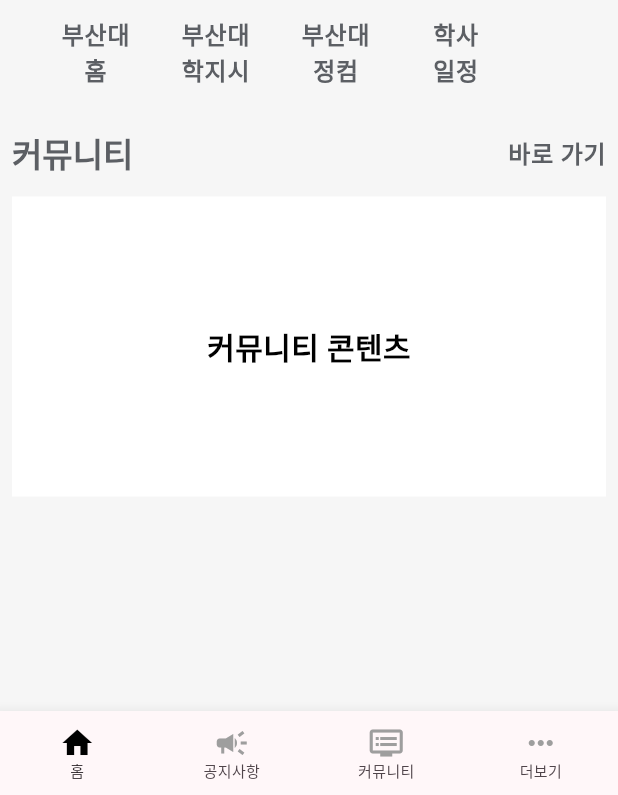
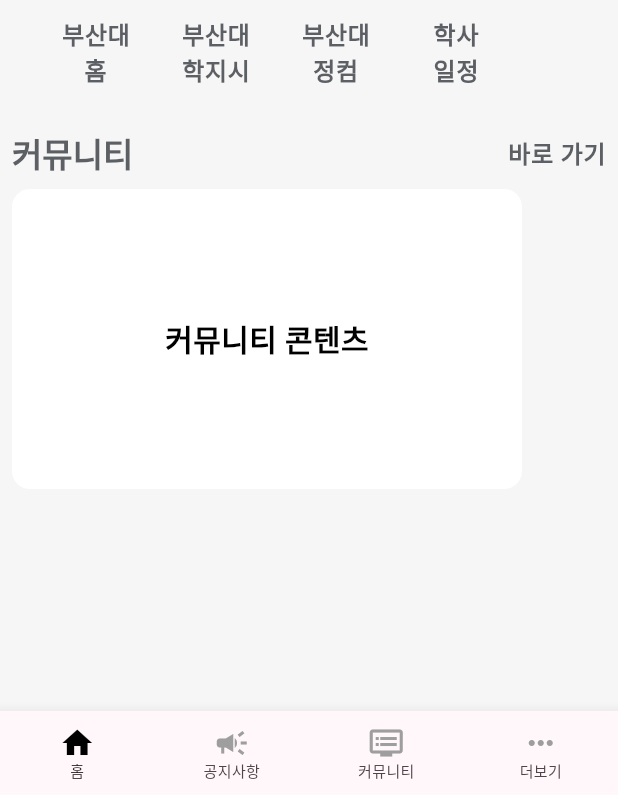
Before and after one commit to untoc-camp/loopy_friends, a Flutter app: the MainPageVIew screen opened by its route, on a phone screen of 412 x 824 dp, the part 441-1236 px from its top. Run offline on Flutter 3.47's test engine with Material 3 defaults, Android fonts, the phone set to English and light mode, and no system bars; our stand-ins replace get; network calls fail; Roboto replaces fonts that are missing (Nanum Gothic).

Commit message:
Untoc 발표 완료

```diff
--- a/lib/view/main_page_view.dart
+++ b/lib/view/main_page_view.dart
@@ -116,6 +116,8 @@ class MainPageVIew extends StatelessWidget {
             SizedBox(
               height: 15,
             ),
+            Row(
+              children: [
                 Wrap(
                   spacing: 30,
                   children: [
@@ -148,6 +150,8 @@ class MainPageVIew extends StatelessWidget {
                     ),
                   ],
                 ),
+              ],
+            ),
             SizedBox(
               height: 30,
             ),
@@ -169,11 +173,14 @@ class MainPageVIew extends StatelessWidget {
                 )
               ],
             ),
-            SizedBox(height: 15),
+            SizedBox(height: 10),
             Container(
               height: 200,
-              width: double.infinity,
+              width: 340,
+              decoration: BoxDecoration(
                 color: Colors.white,
+                borderRadius: BorderRadius.circular(12),
+              ),
               child: Center(
                 child: Text(
                   "커뮤니티 콘텐츠",
```
Lines whose indentation alone changed are shown as unchanged.
